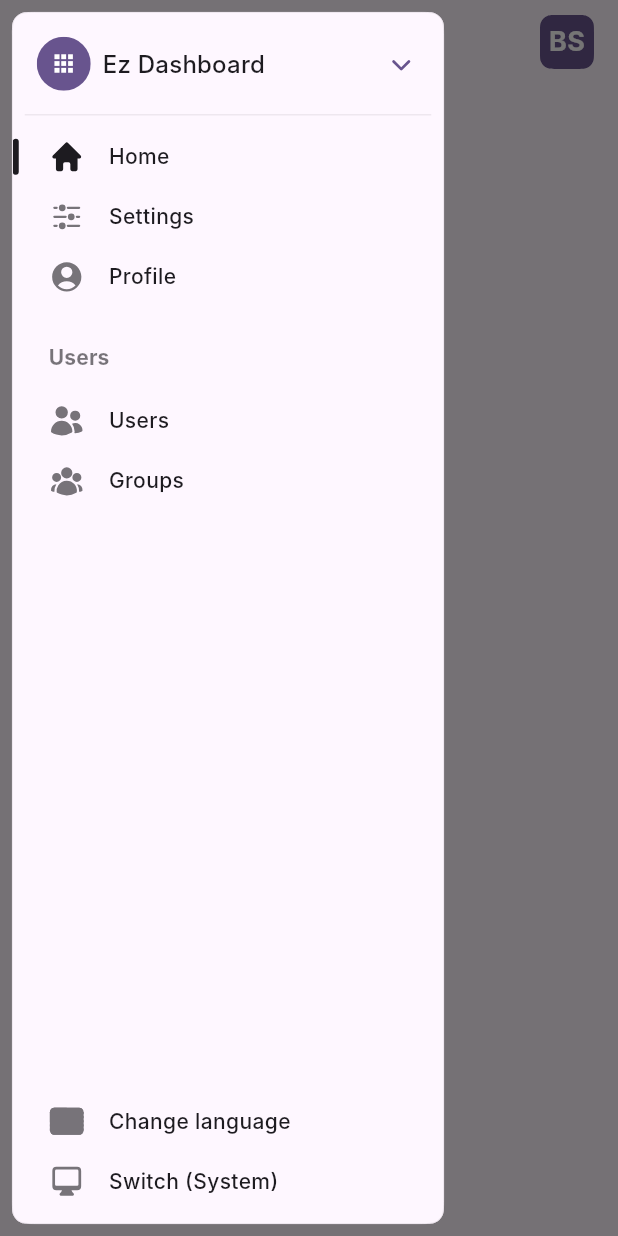
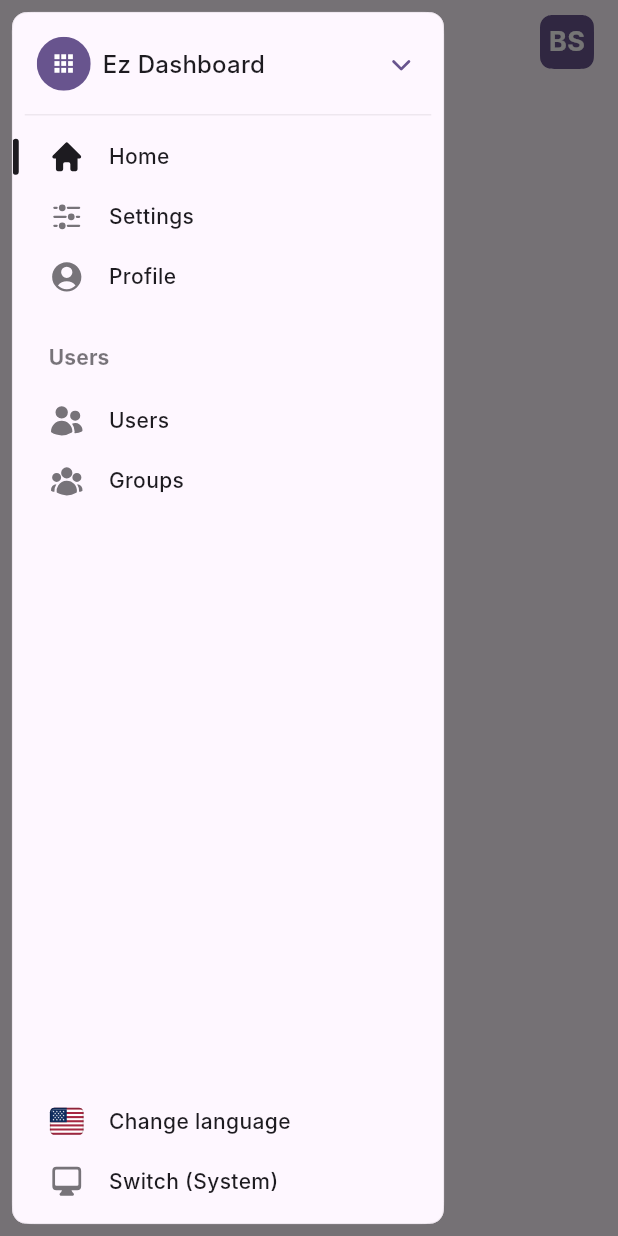
Before and after one commit to bsolca/ez-ui-flutter, a Flutter app: the screen it shows after launch, after a tap on the "menu" icon, on a phone screen of 412 x 824 dp. Run offline on Flutter 3.47's test engine with Material 3 defaults, Android fonts, the phone set to English and light mode, and no system bars; our stand-ins replace dropdown_button2, flutter_riverpod, flutter_svg, freezed_annotation, go_router, hive and 2 more; missing offline and left inert: country_flags, quick_log, web_smooth_scroll; accounts and stored records are empty; generated files the repository leaves out were written again; Roboto replaces fonts that are missing (Inter).

Commit message:
Try to add SvgTheme to fix Os icons color

```diff
--- a/lib/src/shared/ez_icon/ez_icon.dart
+++ b/lib/src/shared/ez_icon/ez_icon.dart
@@ -36,7 +36,10 @@ class EzIcon extends StatelessWidget {
     return SvgPicture.asset(
       icon.path,
       width: size,
-      color: color,
+      colorFilter: colorFilter,
+      theme: SvgTheme(
+        currentColor: color,
+      ),
     );
   }
 }
```
